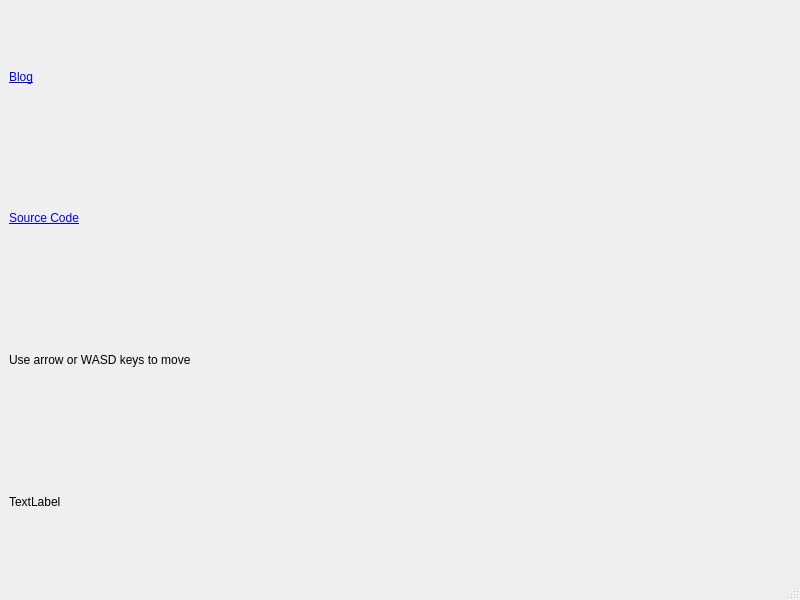
Qt form blog/ClosedLoopKinematics/ParallelManipulatorDemo/mainwindow.ui (JohnDTill/JohnDTill.github.io) before a commit.
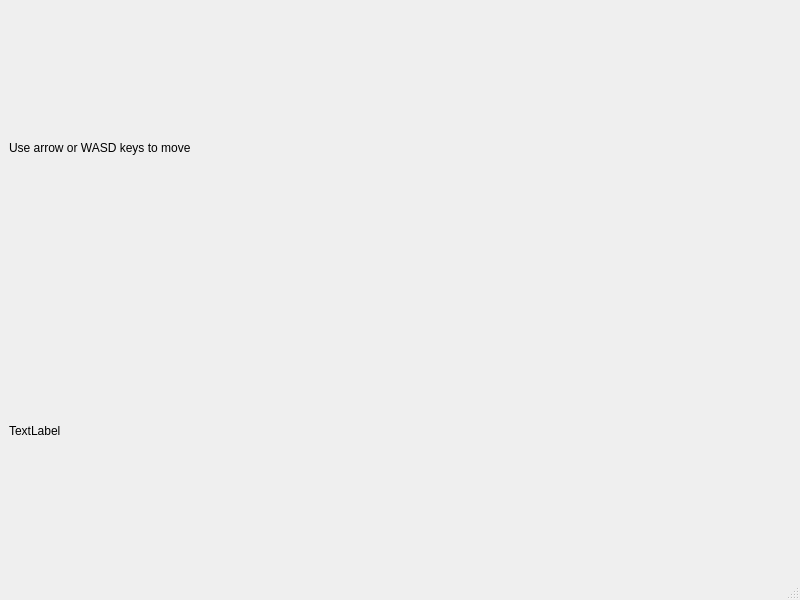
The same form after that commit.

Commit message: Fixed links in demo

```diff
--- a/blog/ClosedLoopKinematics/ParallelManipulatorDemo/mainwindow.ui
+++ b/blog/ClosedLoopKinematics/ParallelManipulatorDemo/mainwindow.ui
@@ -17,26 +17,6 @@
    <layout class="QHBoxLayout" name="horizontalLayout">
     <item>
      <layout class="QVBoxLayout" name="verticalLayout">
-      <item>
-       <widget class="QLabel" name="label_2">
-        <property name="text">
-         <string>&lt;a href=&quot;https://johndtill.github.io/blog/ClosedLoopKinematics/ClosedLoopKinematics.html&quot;&gt;Blog&lt;/a&gt;</string>
-        </property>
-        <property name="openExternalLinks">
-         <bool>true</bool>
-        </property>
-       </widget>
-      </item>
-      <item>
-       <widget class="QLabel" name="label_3">
-        <property name="text">
-         <string>&lt;a href=&quot;https://github.com/JohnDTill/JohnDTill.github.io/tree/master/blog/ClosedLoopKinematics/ParallelManipulatorDemo&quot;&gt;Source Code&lt;/a&gt;</string>
-        </property>
-        <property name="openExternalLinks">
-         <bool>true</bool>
-        </property>
-       </widget>
-      </item>
       <item>
        <widget class="QLabel" name="label_4">
         <property name="text">
```
The commit also changes 4 other files.
